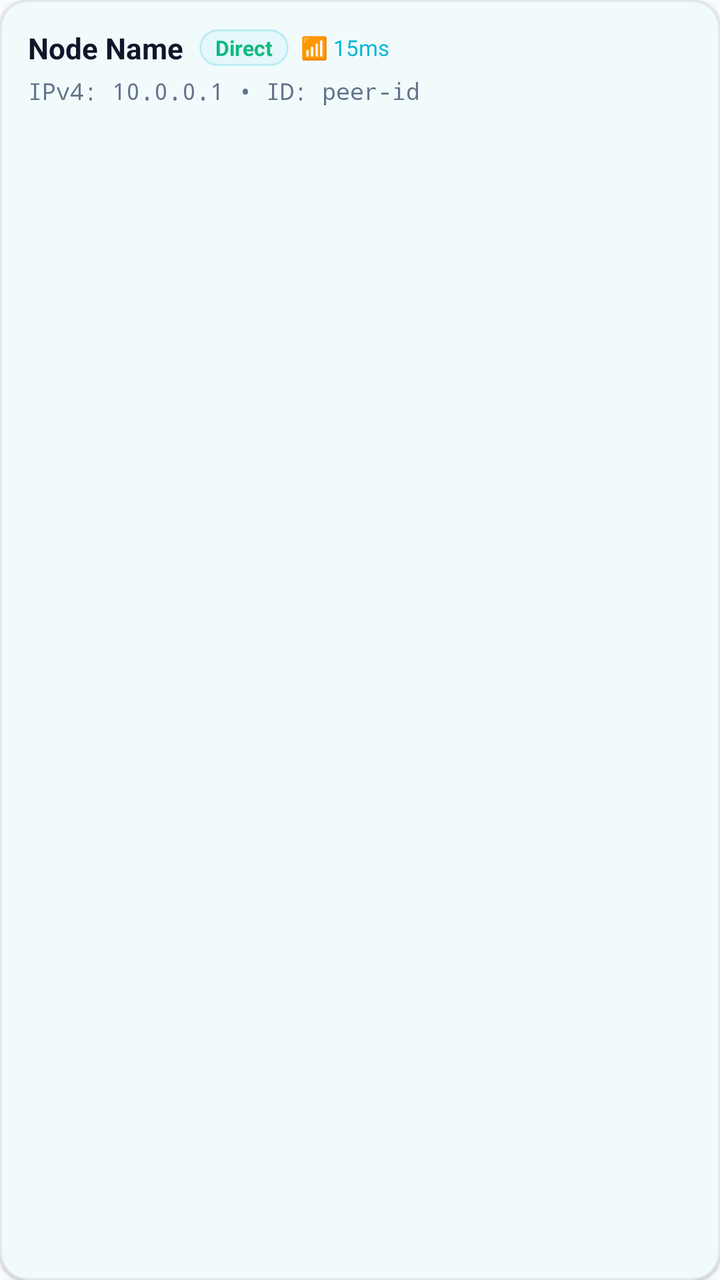
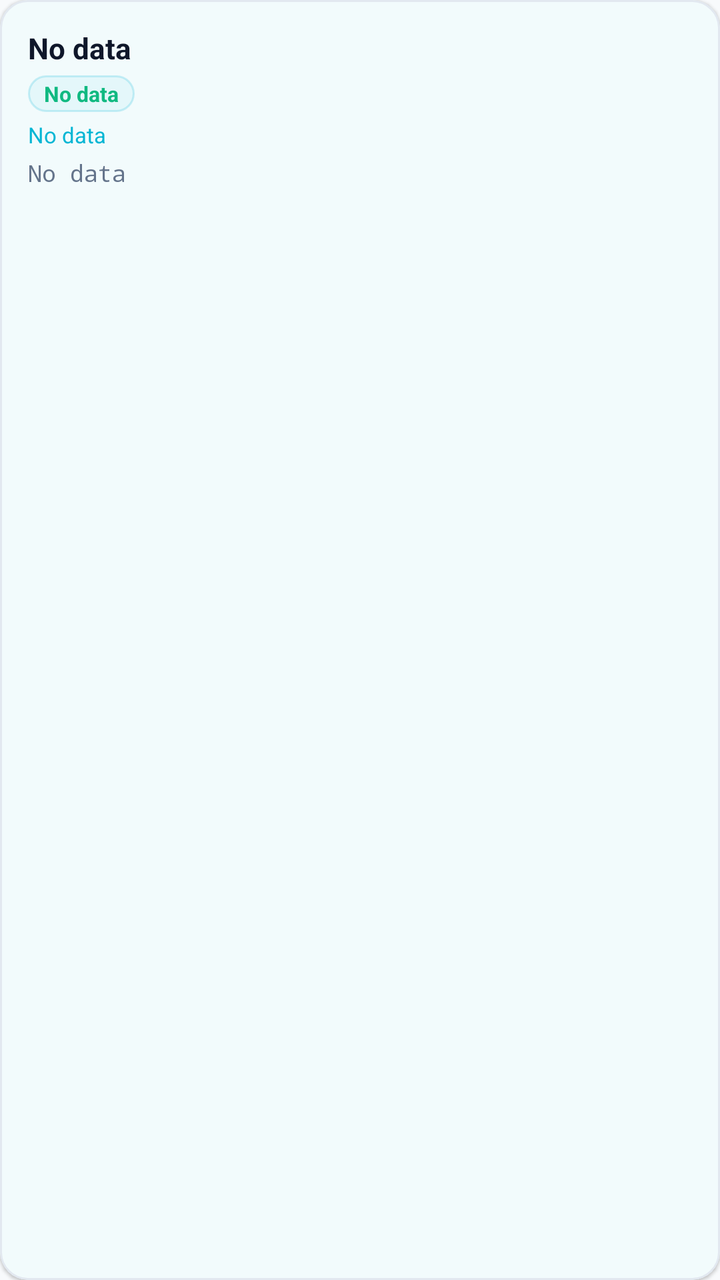

Screens rendered from an Android XML layout before and after an edit, with the pre-edit source and the edit as a unified diff.
<!-- AndroidManifest.xml: application theme Theme.P2ptap -->
<!-- res/layout/item_exit_node_peer.xml -->
<?xml version="1.0" encoding="utf-8"?>
<com.google.android.material.card.MaterialCardView xmlns:android="http://schemas.android.com/apk/res/android"
    xmlns:app="http://schemas.android.com/apk/res-auto"
    android:id="@+id/cardPeer"
    android:layout_width="match_parent"
    android:layout_height="wrap_content"
    android:layout_marginBottom="10dp"
    android:clickable="true"
    android:focusable="true"
    android:foreground="?attr/selectableItemBackground"
    app:cardCornerRadius="14dp"
    app:cardElevation="1dp"
    app:strokeColor="@color/card_stroke"
    app:strokeWidth="1dp">

    <LinearLayout
        android:layout_width="match_parent"
        android:layout_height="wrap_content"
        android:gravity="center_vertical"
        android:orientation="horizontal"
        android:padding="14dp">

        <LinearLayout
            android:layout_width="0dp"
            android:layout_height="wrap_content"
            android:layout_weight="1"
            android:orientation="vertical">

            <LinearLayout
                android:layout_width="wrap_content"
                android:layout_height="wrap_content"
                android:gravity="center_vertical"
                android:orientation="horizontal">

                <TextView
                    android:id="@+id/tvNodeName"
                    android:layout_width="wrap_content"
                    android:layout_height="wrap_content"
                    android:text="Node Name"
                    android:textColor="@color/text_primary"
                    android:textSize="14.5sp"
                    android:textStyle="bold" />

                <TextView
                    android:id="@+id/tvBadge"
                    android:layout_width="wrap_content"
                    android:layout_height="wrap_content"
                    android:layout_marginStart="8dp"
                    android:background="@drawable/bg_node_chip"
                    android:paddingHorizontal="8dp"
                    android:paddingVertical="2dp"
                    android:text="Direct"
                    android:textColor="@color/brand_accent"
                    android:textSize="10.5sp"
                    android:textStyle="bold" />

                <TextView
                    android:id="@+id/tvRtt"
                    android:layout_width="wrap_content"
                    android:layout_height="wrap_content"
                    android:layout_marginStart="6dp"
                    android:text="📶 15ms"
                    android:textColor="@color/brand_primary"
                    android:textSize="11sp" />
            </LinearLayout>

            <TextView
                android:id="@+id/tvIpAndPid"
                android:layout_width="wrap_content"
                android:layout_height="wrap_content"
                android:layout_marginTop="4dp"
                android:ellipsize="middle"
                android:fontFamily="monospace"
                android:singleLine="true"
                android:text="IPv4: 10.0.0.1 • ID: peer-id"
                android:textColor="@color/text_secondary"
                android:textSize="11.5sp" />
        </LinearLayout>

        <ImageView
            android:id="@+id/ivSelectedCheck"
            android:layout_width="20dp"
            android:layout_height="20dp"
            android:layout_marginStart="8dp"
            android:src="@drawable/ic_paste"
            android:visibility="gone"
            app:tint="@color/brand_primary" />
    </LinearLayout>
</com.google.android.material.card.MaterialCardView>
<!-- resources referenced by this layout -->
<resources>
  <color name="brand_accent">#10B981</color>
  <color name="brand_primary">#06B6D4</color>
  <color name="card_stroke">#E2E8F0</color>
  <color name="text_primary">#0F172A</color>
  <color name="text_secondary">#64748B</color>
  <!-- drawable bg_node_chip (drawable) -->
  <shape xmlns:android="http://schemas.android.com/apk/res/android"
      android:shape="rectangle">
      <solid android:color="#0F06B6D4" />
      <corners android:radius="10dp" />
      <stroke android:width="1dp" android:color="#3306B6D4" />
  </shape>
  <!-- drawable ic_paste (drawable) -->
  <vector xmlns:android="http://schemas.android.com/apk/res/android"
      android:width="24dp"
      android:height="24dp"
      android:viewportWidth="24"
      android:viewportHeight="24"
      android:tint="?attr/colorControlNormal">
      <path
          android:fillColor="@android:color/white"
          android:pathData="M19,2h-4.18C14.4,0.84 13.3,0 12,0c-1.3,0 -2.4,0.84 -2.82,2H5c-1.1,0 -2,0.9 -2,2v16c0,1.1 0.9,2 2,2h14c1.1,0 2,-0.9 2,-2V4c0,-1.1 -0.9,-2 -2,-2zm-7,0c0.55,0 1,0.45 1,1s-0.45,1 -1,1 -1,-0.45 -1,-1 0.45,-1 1,-1zm7,18H5V4h2v3h10V4h2v16z"/>
  </vector>
  <style name="Theme.P2ptap" parent="Base.Theme.P2ptap" />
  <style name="Base.Theme.P2ptap" parent="Theme.Material3.DayNight.NoActionBar">
          <item name="colorPrimary">@color/brand_primary</item>
          <item name="colorOnPrimary">@color/white</item>
          <item name="colorSecondary">@color/brand_secondary</item>
          <item name="colorOnSecondary">@color/white</item>
          <item name="colorSurface">@color/card_bg</item>
          <item name="colorOnSurface">@color/text_primary</item>
          <item name="colorSurfaceVariant">@color/card_elevated</item>
          <item name="colorOnSurfaceVariant">@color/text_secondary</item>
          <item name="android:statusBarColor">@color/window_bg</item>
          <item name="android:windowLightStatusBar">true</item>
          <item name="android:navigationBarColor">@color/window_bg</item>
          <item name="android:windowLightNavigationBar" tools:targetApi="o_mr1">true</item>
          <item name="android:windowBackground">@color/window_bg</item>
      </style>
  <color name="white">#FFFFFFFF</color>
  <color name="brand_secondary">#6366F1</color>
  <color name="card_bg">#FFFFFF</color>
  <color name="card_elevated">#F1F5F9</color>
  <color name="window_bg">#F8FAFC</color>
</resources>

<!-- the commit's change to res/layout/item_exit_node_peer.xml (unified diff, before → after) -->
@@ -1,89 +1,14 @@
 <?xml version="1.0" encoding="utf-8"?>
-<com.google.android.material.card.MaterialCardView xmlns:android="http://schemas.android.com/apk/res/android"
-    xmlns:app="http://schemas.android.com/apk/res-auto"
-    android:id="@+id/cardPeer"
-    android:layout_width="match_parent"
-    android:layout_height="wrap_content"
-    android:layout_marginBottom="10dp"
-    android:clickable="true"
-    android:focusable="true"
-    android:foreground="?attr/selectableItemBackground"
-    app:cardCornerRadius="14dp"
-    app:cardElevation="1dp"
-    app:strokeColor="@color/card_stroke"
-    app:strokeWidth="1dp">
-
-    <LinearLayout
-        android:layout_width="match_parent"
-        android:layout_height="wrap_content"
-        android:gravity="center_vertical"
-        android:orientation="horizontal"
-        android:padding="14dp">
-
-        <LinearLayout
-            android:layout_width="0dp"
-            android:layout_height="wrap_content"
-            android:layout_weight="1"
-            android:orientation="vertical">
-
-            <LinearLayout
-                android:layout_width="wrap_content"
-                android:layout_height="wrap_content"
-                android:gravity="center_vertical"
-                android:orientation="horizontal">
-
-                <TextView
-                    android:id="@+id/tvNodeName"
-                    android:layout_width="wrap_content"
-                    android:layout_height="wrap_content"
-                    android:text="Node Name"
-                    android:textColor="@color/text_primary"
-                    android:textSize="14.5sp"
-                    android:textStyle="bold" />
-
-                <TextView
-                    android:id="@+id/tvBadge"
-                    android:layout_width="wrap_content"
-                    android:layout_height="wrap_content"
-                    android:layout_marginStart="8dp"
-                    android:background="@drawable/bg_node_chip"
-                    android:paddingHorizontal="8dp"
-                    android:paddingVertical="2dp"
-                    android:text="Direct"
-                    android:textColor="@color/brand_accent"
-                    android:textSize="10.5sp"
-                    android:textStyle="bold" />
-
-                <TextView
-                    android:id="@+id/tvRtt"
-                    android:layout_width="wrap_content"
-                    android:layout_height="wrap_content"
-                    android:layout_marginStart="6dp"
-                    android:text="📶 15ms"
-                    android:textColor="@color/brand_primary"
-                    android:textSize="11sp" />
-            </LinearLayout>
-
-            <TextView
-                android:id="@+id/tvIpAndPid"
-                android:layout_width="wrap_content"
-                android:layout_height="wrap_content"
-                android:layout_marginTop="4dp"
-                android:ellipsize="middle"
-                android:fontFamily="monospace"
-                android:singleLine="true"
-                android:text="IPv4: 10.0.0.1 • ID: peer-id"
-                android:textColor="@color/text_secondary"
-                android:textSize="11.5sp" />
-        </LinearLayout>
-
-        <ImageView
-            android:id="@+id/ivSelectedCheck"
-            android:layout_width="20dp"
-            android:layout_height="20dp"
-            android:layout_marginStart="8dp"
-            android:src="@drawable/ic_paste"
-            android:visibility="gone"
-            app:tint="@color/brand_primary" />
+<com.google.android.material.card.MaterialCardView xmlns:android="http://schemas.android.com/apk/res/android" xmlns:app="http://schemas.android.com/apk/res-auto" android:id="@+id/cardPeer" android:layout_width="match_parent" android:layout_height="wrap_content" android:layout_marginBottom="10dp" android:clickable="true" android:focusable="true" android:foreground="?attr/selectableItemBackground" app:cardCornerRadius="14dp" app:cardElevation="1dp" app:strokeColor="@color/card_stroke" app:strokeWidth="1dp">
+  <LinearLayout android:layout_width="match_parent" android:layout_height="wrap_content" android:gravity="center_vertical" android:orientation="horizontal" android:padding="14dp">
+    <LinearLayout android:layout_width="0dp" android:layout_height="wrap_content" android:layout_weight="1" android:orientation="vertical">
+      <LinearLayout android:layout_width="wrap_content" android:layout_height="wrap_content" android:gravity="center_vertical" android:orientation="vertical">
+        <TextView android:id="@+id/tvNodeName" android:layout_width="match_parent" android:layout_height="wrap_content" android:text="@string/telemetry_unknown" android:textColor="@color/text_primary" android:textSize="14.5sp" android:textStyle="bold" />
+        <TextView android:id="@+id/tvBadge" android:layout_width="wrap_content" android:layout_height="wrap_content" android:background="@drawable/bg_node_chip" android:paddingHorizontal="8dp" android:paddingVertical="2dp" android:text="@string/telemetry_unknown" android:textColor="@color/brand_accent" android:textSize="10.5sp" android:textStyle="bold" android:layout_marginTop="4dp" />
+        <TextView android:id="@+id/tvRtt" android:layout_width="wrap_content" android:layout_height="wrap_content" android:text="@string/telemetry_unknown" android:textColor="@color/brand_primary" android:textSize="11sp" android:layout_marginTop="4dp" />
+      </LinearLayout>
+      <TextView android:id="@+id/tvIpAndPid" android:layout_width="wrap_content" android:layout_height="wrap_content" android:layout_marginTop="4dp" android:fontFamily="monospace" android:text="@string/telemetry_unknown" android:textColor="@color/text_secondary" android:textSize="11.5sp" />
     </LinearLayout>
+    <ImageView android:id="@+id/ivSelectedCheck" android:layout_width="20dp" android:layout_height="20dp" android:layout_marginStart="8dp" android:src="@drawable/ic_paste" android:visibility="gone" app:tint="@color/brand_primary" />
+  </LinearLayout>
 </com.google.android.material.card.MaterialCardView>
<!-- resource entries referenced after the edit -->
@@ -23,6 +23,7 @@
           android:fillColor="@android:color/white"
           android:pathData="M19,2h-4.18C14.4,0.84 13.3,0 12,0c-1.3,0 -2.4,0.84 -2.82,2H5c-1.1,0 -2,0.9 -2,2v16c0,1.1 0.9,2 2,2h14c1.1,0 2,-0.9 2,-2V4c0,-1.1 -0.9,-2 -2,-2zm-7,0c0.55,0 1,0.45 1,1s-0.45,1 -1,1 -1,-0.45 -1,-1 0.45,-1 1,-1zm7,18H5V4h2v3h10V4h2v16z"/>
   </vector>
+  <string name="telemetry_unknown">No data</string>
   <style name="Theme.P2ptap" parent="Base.Theme.P2ptap" />
   <style name="Base.Theme.P2ptap" parent="Theme.Material3.DayNight.NoActionBar">
           <item name="colorPrimary">@color/brand_primary</item>
